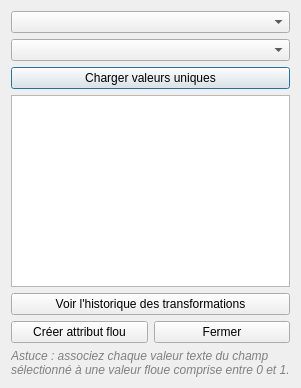
The window that fuzzytext_dialog.ui (SigEtTerritoires/FuzzyAttributes) describes before a commit, drawn with Qt 5.
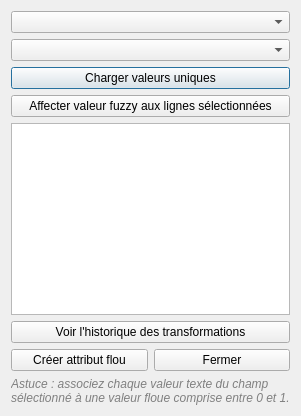
The same window after the commit.

Commit message: ajout multyiple lines de fuzzy text

Patch:
```diff
--- a/fuzzytext_dialog.ui
+++ b/fuzzytext_dialog.ui
@@ -29,7 +29,13 @@
      </item>
     </layout>
    </item>
-
+	 <item>
+	 <widget class="QPushButton" name="btnAssignFuzzy">
+	  <property name="text">
+	   <string>Affecter valeur fuzzy aux lignes sélectionnées</string>
+	  </property>
+	 </widget>
+	</item>
    <!-- Table mapping -->
    <item>
     <widget class="QTableWidget" name="tableMapping"/>
```
The commit also changes 12 other files.
